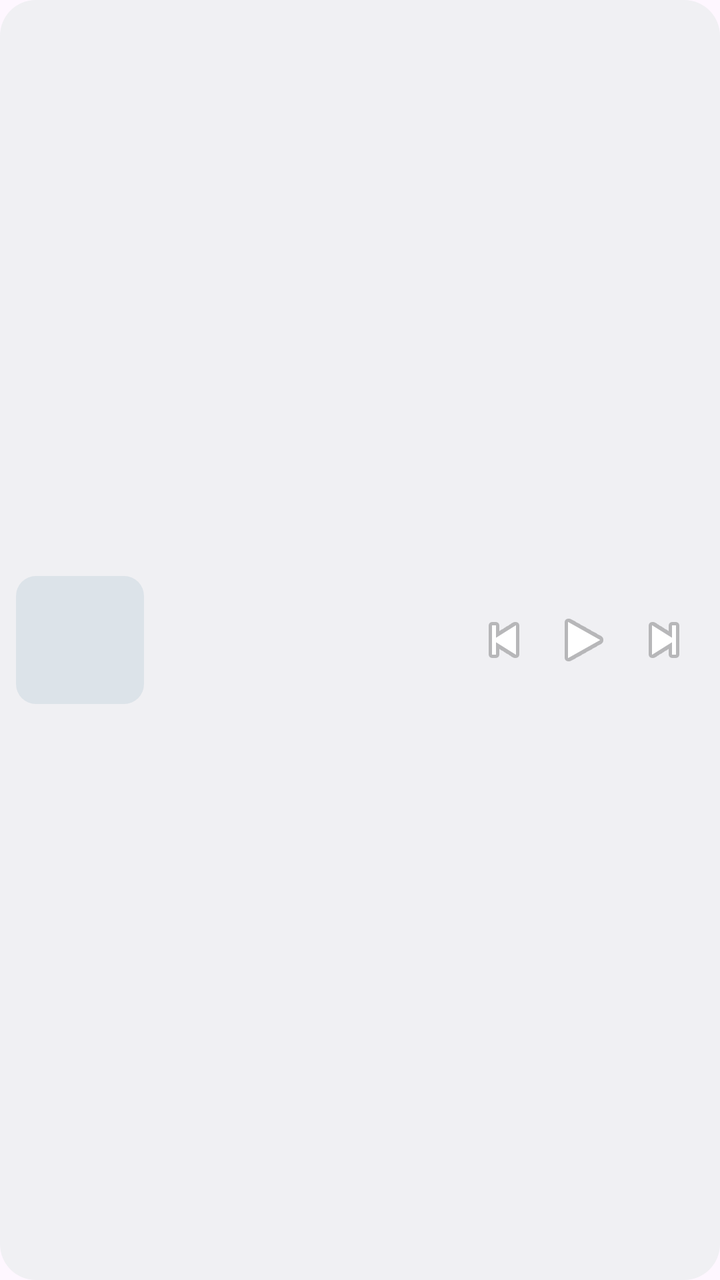
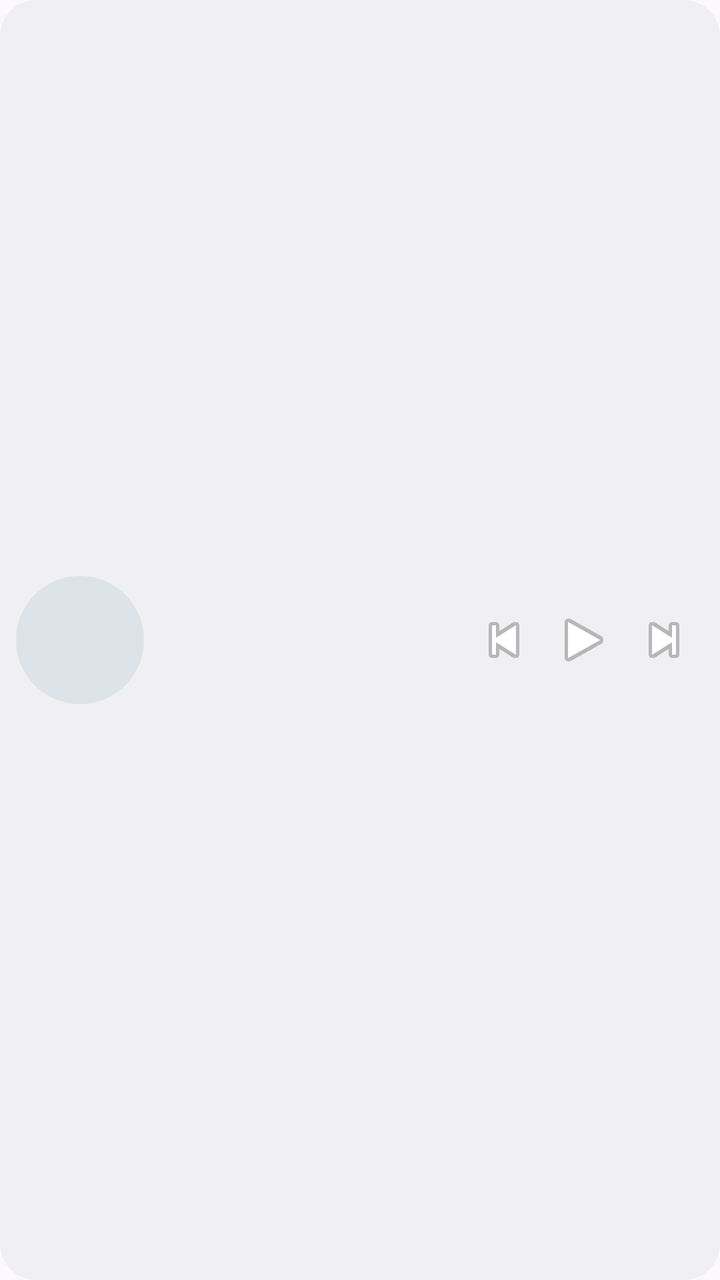

Two renders of the same Android screen: before a commit and after it. Below are the layout's source before the change and the commit's diff.
<!-- AndroidManifest.xml: application theme Theme.legato -->
<!-- res/layout/widget_rectangle.xml -->
<?xml version="1.0" encoding="utf-8"?>
<LinearLayout xmlns:android="http://schemas.android.com/apk/res/android"
    android:id="@+id/widget_root"
    android:layout_width="match_parent"
    android:layout_height="match_parent"
    android:background="@drawable/widget_background"
    android:gravity="center_vertical"
    android:orientation="horizontal"
    android:padding="8dp">

    <ImageView
        android:id="@+id/widget_cover"
        android:layout_width="64dp"
        android:layout_height="64dp"
        android:contentDescription="@null"
        android:scaleType="centerCrop"
        android:src="@drawable/widget_cover_empty" />

    <LinearLayout
        android:layout_width="0dp"
        android:layout_height="wrap_content"
        android:layout_weight="1"
        android:orientation="vertical"
        android:paddingStart="10dp"
        android:paddingEnd="4dp">

        <TextView
            android:id="@+id/widget_title"
            android:layout_width="match_parent"
            android:layout_height="wrap_content"
            android:ellipsize="end"
            android:maxLines="1"
            android:textColor="@color/widget_text"
            android:textSize="14sp"
            android:textStyle="bold" />

        <TextView
            android:id="@+id/widget_artist"
            android:layout_width="match_parent"
            android:layout_height="wrap_content"
            android:ellipsize="end"
            android:maxLines="1"
            android:textColor="@color/widget_text2"
            android:textSize="12sp" />
    </LinearLayout>

    <ImageButton
        android:id="@+id/widget_previous"
        android:layout_width="40dp"
        android:layout_height="40dp"
        android:background="@android:color/transparent"
        android:contentDescription="@string/widget_previous"
        android:src="@android:drawable/ic_media_previous" />

    <ImageButton
        android:id="@+id/widget_play"
        android:layout_width="40dp"
        android:layout_height="40dp"
        android:background="@android:color/transparent"
        android:contentDescription="@string/widget_play_pause"
        android:src="@android:drawable/ic_media_play" />

    <ImageButton
        android:id="@+id/widget_next"
        android:layout_width="40dp"
        android:layout_height="40dp"
        android:background="@android:color/transparent"
        android:contentDescription="@string/widget_next"
        android:src="@android:drawable/ic_media_next" />
</LinearLayout>
<!-- resources referenced by this layout -->
<resources>
  <color name="widget_text">#202124</color>
  <color name="widget_text2">#5F6368</color>
  <!-- drawable widget_background (drawable) -->
  <?xml version="1.0" encoding="utf-8"?>
  <shape xmlns:android="http://schemas.android.com/apk/res/android" android:shape="rectangle">
      <solid android:color="@color/widget_bg" />
      <corners android:radius="18dp" />
  </shape>
  <!-- drawable widget_cover_empty (drawable) -->
  <?xml version="1.0" encoding="utf-8"?>
  <shape xmlns:android="http://schemas.android.com/apk/res/android" android:shape="rectangle">
      <solid android:color="@color/widget_cover" />
      <corners android:radius="10dp" />
  </shape>
  <string name="widget_next">Next</string>
  <string name="widget_play_pause">Play or pause</string>
  <string name="widget_previous">Previous</string>
  <style name="Theme.legato" parent="Theme.Material3.DayNight.NoActionBar">
          
      </style>
  <color name="widget_bg">#F2F1F3F4</color>
  <color name="widget_cover">#DADCE0</color>
</resources>

<!-- the commit's change to res/layout/widget_rectangle.xml (unified diff, before → after) -->
@@ -14,7 +14,7 @@
         android:layout_height="64dp"
         android:contentDescription="@null"
         android:scaleType="centerCrop"
-        android:src="@drawable/widget_cover_empty" />
+        android:src="@drawable/widget_cover_empty_round" />
 
     <LinearLayout
         android:layout_width="0dp"
<!-- resource entries referenced after the edit -->
@@ -8,11 +8,10 @@
       <solid android:color="@color/widget_bg" />
       <corners android:radius="18dp" />
   </shape>
-  <!-- drawable widget_cover_empty (drawable) -->
+  <!-- drawable widget_cover_empty_round (drawable) -->
   <?xml version="1.0" encoding="utf-8"?>
-  <shape xmlns:android="http://schemas.android.com/apk/res/android" android:shape="rectangle">
+  <shape xmlns:android="http://schemas.android.com/apk/res/android" android:shape="oval">
       <solid android:color="@color/widget_cover" />
-      <corners android:radius="10dp" />
   </shape>
   <string name="widget_next">Next</string>
   <string name="widget_play_pause">Play or pause</string>
